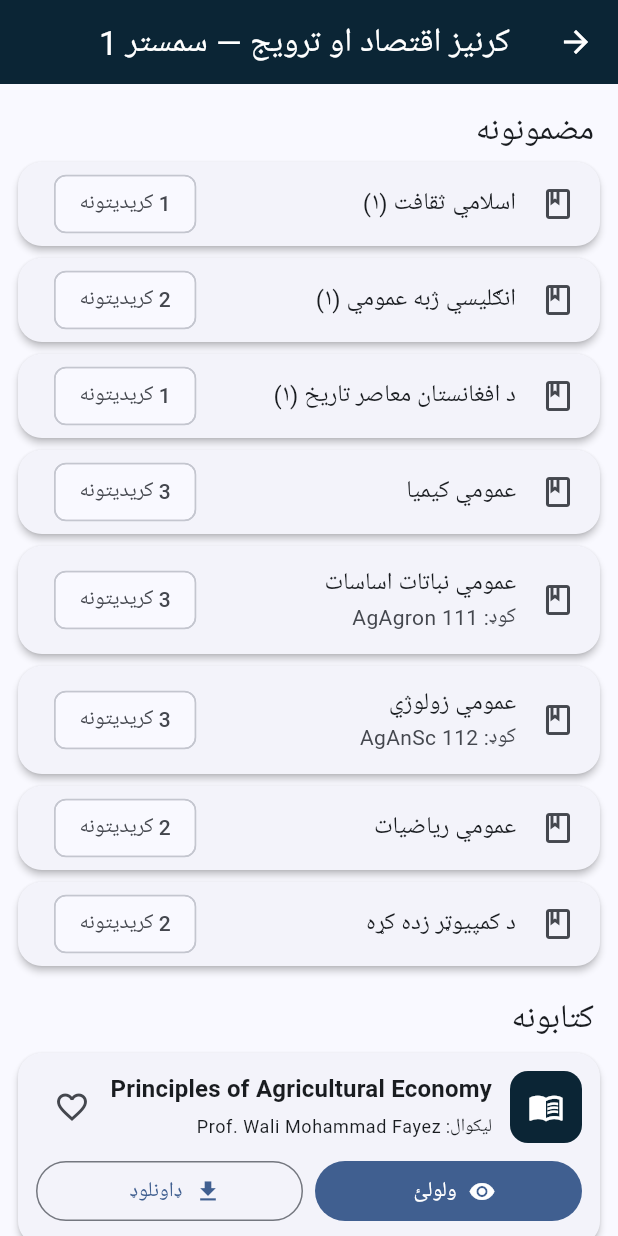
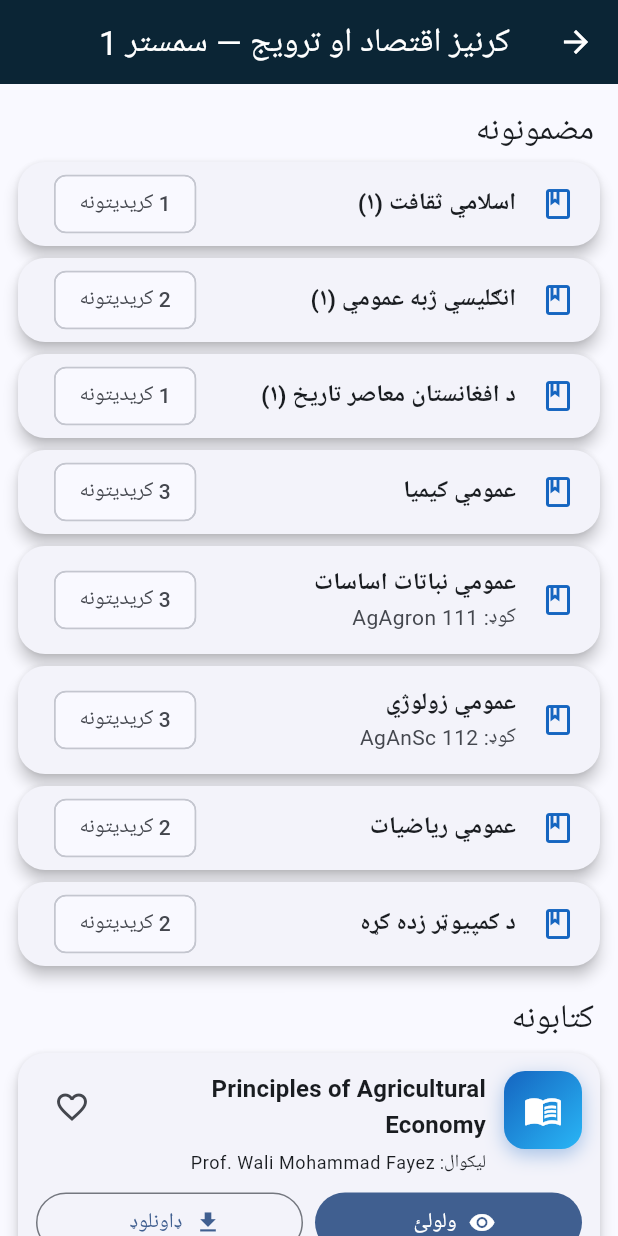
Before and after one commit to Mohammad-ziarmal/helmand-university-library, a Flutter app: the SemestersScreen screen opened directly with sample values from the repository, after a tap on an icon or button, on a phone screen of 412 x 824 dp. Run offline on Flutter 3.47's test engine with Material 3 defaults, Android fonts, the phone set to English and light mode, and no system bars; our stand-ins replace file_picker, shared_preferences, supabase_flutter; accounts and stored records are empty.

Commit message:
All cards bright and beautiful: vivid icons, bold titles, softer shadows (build 17)

```diff
--- a/student_app/lib/screens/book_tile.dart
+++ b/student_app/lib/screens/book_tile.dart
@@ -77,15 +77,27 @@ class BookTile extends StatelessWidget {
               crossAxisAlignment: CrossAxisAlignment.start,
               children: [
                 Container(
-                  width: 48,
-                  height: 48,
+                  width: 52,
+                  height: 52,
                   decoration: BoxDecoration(
-                    color: const Color(0xFF0B2535),
-                    borderRadius: BorderRadius.circular(12),
+                    gradient: const LinearGradient(
+                      begin: Alignment.topLeft,
+                      end: Alignment.bottomRight,
+                      colors: [Color(0xFF1565C0), Color(0xFF29B6F6)],
+                    ),
+                    borderRadius: BorderRadius.circular(14),
+                    boxShadow: [
+                      BoxShadow(
+                        color: Color(0xFF1565C0).withOpacity(0.35),
+                        blurRadius: 10,
+                        offset: const Offset(0, 4),
+                      ),
+                    ],
                   ),
                   child: const Icon(
                     Icons.menu_book,
                     color: Colors.white,
+                    size: 26,
                   ),
                 ),
                 const SizedBox(width: 12),
--- a/student_app/lib/screens/library_screens.dart
+++ b/student_app/lib/screens/library_screens.dart
@@ -24,12 +24,17 @@ class FacultiesScreen extends StatelessWidget {
           return Card(
             margin: const EdgeInsets.symmetric(horizontal: 12, vertical: 6),
             child: ListTile(
-              leading: const CircleAvatar(child: Icon(Icons.school)),
+              leading: const CircleAvatar(
+                backgroundColor: Color(0xFF1565C0),
+                child: Icon(Icons.school, color: Colors.white),
+              ),
               title: Text(
                 context.watchAppStateIsPashto()
                     ? faculty.namePs
                     : faculty.nameEn,
-                style: Theme.of(context).textTheme.titleMedium,
+                style: Theme.of(context).textTheme.titleMedium?.copyWith(
+                      fontWeight: FontWeight.bold,
+                    ),
               ),
               subtitle: Text(
                 '${tr(context, 'departments')}: $count',
@@ -68,10 +73,15 @@ class DepartmentsScreen extends StatelessWidget {
           return Card(
             margin: const EdgeInsets.symmetric(horizontal: 12, vertical: 6),
             child: ListTile(
-              leading: const CircleAvatar(child: Icon(Icons.account_balance)),
+              leading: const CircleAvatar(
+                backgroundColor: Color(0xFF00796B),
+                child: Icon(Icons.account_balance, color: Colors.white),
+              ),
               title: Text(
                 isPs ? dept.namePs : dept.nameEn,
-                style: Theme.of(context).textTheme.titleMedium,
+                style: Theme.of(context).textTheme.titleMedium?.copyWith(
+                      fontWeight: FontWeight.bold,
+                    ),
               ),
               subtitle: Text(
                 dept.isService
@@ -126,10 +136,21 @@ class SemestersScreen extends StatelessWidget {
           return Card(
             margin: const EdgeInsets.symmetric(horizontal: 12, vertical: 6),
             child: ListTile(
-              leading: CircleAvatar(child: Text('$semester')),
+              leading: CircleAvatar(
+                backgroundColor: const Color(0xFFC9A227),
+                child: Text(
+                  '$semester',
+                  style: const TextStyle(
+                    color: Colors.white,
+                    fontWeight: FontWeight.bold,
+                  ),
+                ),
+              ),
               title: Text(
                 '${tr(context, 'semester')} $semester',
-                style: Theme.of(context).textTheme.titleMedium,
+                style: Theme.of(context).textTheme.titleMedium?.copyWith(
+                      fontWeight: FontWeight.bold,
+                    ),
               ),
               subtitle: Text('${tr(context, 'subjects')}: $count'),
               trailing: const Icon(Icons.arrow_forward_ios, size: 16),
@@ -188,8 +209,14 @@ class SemesterScreen extends StatelessWidget {
             (s) => Card(
               margin: const EdgeInsets.symmetric(horizontal: 12, vertical: 4),
               child: ListTile(
-                leading: const Icon(Icons.book_outlined),
-                title: Text(s.name),
+                leading:
+                    const Icon(Icons.book_outlined, color: Color(0xFF1565C0)),
+                title: Text(
+                  s.name,
+                  style: Theme.of(context).textTheme.titleMedium?.copyWith(
+                        fontWeight: FontWeight.w600,
+                      ),
+                ),
                 subtitle: s.code.isEmpty
                     ? null
                     : Text('${tr(context, 'code')}: ${s.code}'),
```
Also changed, not shown: student_app/lib/main.dart (+4 -4 lines), student_app/lib/screens/reading_library_screen.dart (+7 -2 lines), student_app/lib/screens/search_screen.dart (+13 -3 lines).
